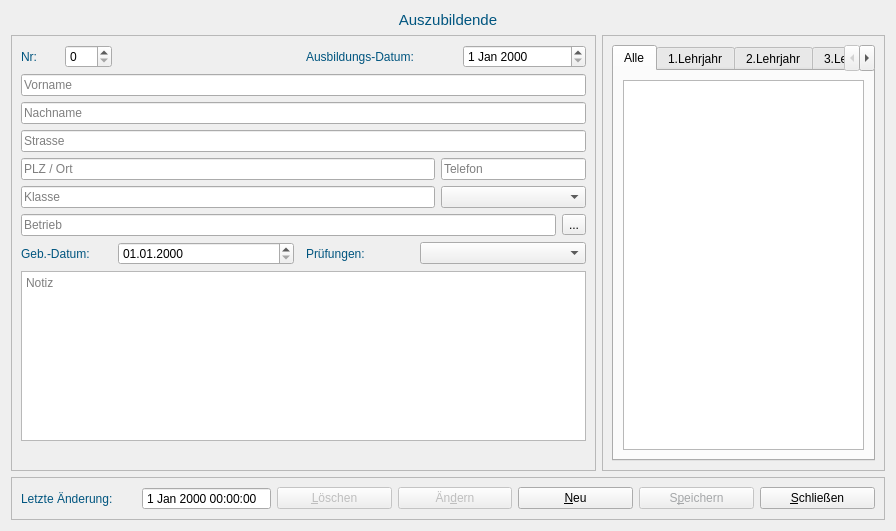
fasa1964/fshkap, file formlehrling.ui: the form before one commit.
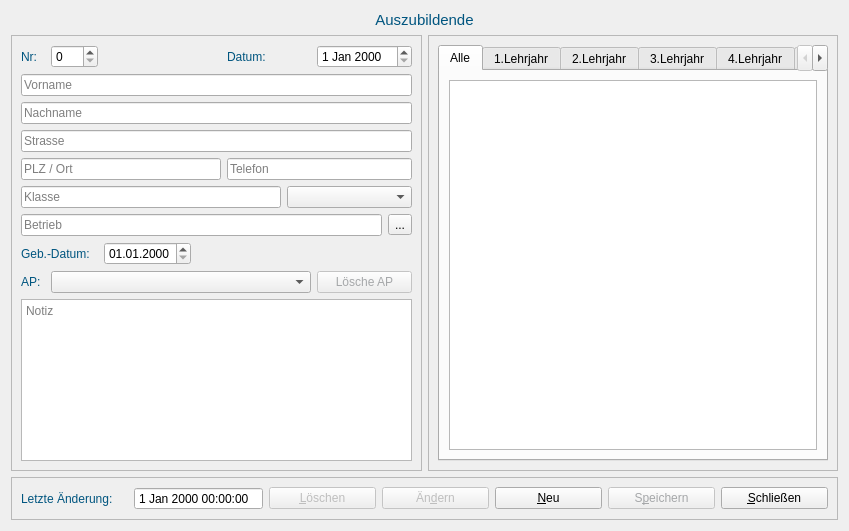
The form after the commit.

Commit message: Add deleteSkillButton in FormLehrling to delete skills from ClassLehrling

```diff
--- a/formlehrling.ui
+++ b/formlehrling.ui
@@ -6,7 +6,7 @@
    <rect>
     <x>0</x>
     <y>0</y>
-    <width>896</width>
+    <width>849</width>
     <height>531</height>
    </rect>
   </property>
@@ -68,6 +68,18 @@
    </item>
    <item row="1" column="0">
     <widget class="QFrame" name="frame">
+     <property name="sizePolicy">
+      <sizepolicy hsizetype="Expanding" vsizetype="Preferred">
+       <horstretch>0</horstretch>
+       <verstretch>0</verstretch>
+      </sizepolicy>
+     </property>
+     <property name="maximumSize">
+      <size>
+       <width>450</width>
+       <height>16777215</height>
+      </size>
+     </property>
      <property name="frameShape">
       <enum>QFrame::StyledPanel</enum>
      </property>
@@ -75,307 +87,24 @@
       <enum>QFrame::Raised</enum>
      </property>
      <layout class="QGridLayout" name="gridLayout_8">
-      <item row="9" column="3">
-       <spacer name="horizontalSpacer_8">
-        <property name="orientation">
-         <enum>Qt::Horizontal</enum>
-        </property>
-        <property name="sizeHint" stdset="0">
-         <size>
-          <width>40</width>
-          <height>20</height>
-         </size>
-        </property>
-       </spacer>
-      </item>
-      <item row="9" column="4">
-       <spacer name="horizontalSpacer_2">
-        <property name="orientation">
-         <enum>Qt::Horizontal</enum>
-        </property>
-        <property name="sizeHint" stdset="0">
-         <size>
-          <width>101</width>
-          <height>20</height>
-         </size>
-        </property>
-       </spacer>
-      </item>
-      <item row="9" column="6">
-       <spacer name="horizontalSpacer_3">
-        <property name="orientation">
-         <enum>Qt::Horizontal</enum>
-        </property>
-        <property name="sizeHint" stdset="0">
-         <size>
-          <width>110</width>
-          <height>20</height>
-         </size>
-        </property>
-       </spacer>
-      </item>
-      <item row="6" column="11">
-       <widget class="QToolButton" name="betriebButton">
-        <property name="text">
-         <string>...</string>
-        </property>
-       </widget>
-      </item>
-      <item row="9" column="1" colspan="2">
-       <spacer name="horizontalSpacer">
-        <property name="orientation">
-         <enum>Qt::Horizontal</enum>
-        </property>
-        <property name="sizeHint" stdset="0">
-         <size>
-          <width>81</width>
-          <height>20</height>
-         </size>
-        </property>
-       </spacer>
-      </item>
-      <item row="5" column="8" colspan="4">
-       <widget class="QComboBox" name="klasseBox"/>
-      </item>
-      <item row="4" column="8" colspan="4">
-       <widget class="QLineEdit" name="telefonEdit">
-        <property name="placeholderText">
-         <string>Telefon</string>
-        </property>
-       </widget>
-      </item>
-      <item row="0" column="9" colspan="3">
-       <widget class="QDateEdit" name="ausbildungsDateEdit"/>
-      </item>
-      <item row="0" column="6" colspan="3">
-       <widget class="QLabel" name="label_4">
-        <property name="palette">
-         <palette>
-          <active>
-           <colorrole role="WindowText">
-            <brush brushstyle="SolidPattern">
-             <color alpha="255">
-              <red>0</red>
-              <green>85</green>
-              <blue>127</blue>
-             </color>
-            </brush>
-           </colorrole>
-          </active>
-          <inactive>
-           <colorrole role="WindowText">
-            <brush brushstyle="SolidPattern">
-             <color alpha="255">
-              <red>0</red>
-              <green>85</green>
-              <blue>127</blue>
-             </color>
-            </brush>
-           </colorrole>
-          </inactive>
-          <disabled>
-           <colorrole role="WindowText">
-            <brush brushstyle="SolidPattern">
-             <color alpha="255">
-              <red>165</red>
-              <green>167</green>
-              <blue>169</blue>
-             </color>
-            </brush>
-           </colorrole>
-          </disabled>
-         </palette>
-        </property>
-        <property name="text">
-         <string>Ausbildungs-Datum:</string>
-        </property>
-       </widget>
-      </item>
-      <item row="9" column="10" colspan="2">
-       <spacer name="horizontalSpacer_6">
-        <property name="orientation">
-         <enum>Qt::Horizontal</enum>
-        </property>
-        <property name="sizeHint" stdset="0">
-         <size>
-          <width>40</width>
-          <height>20</height>
-         </size>
-        </property>
-       </spacer>
-      </item>
-      <item row="9" column="7" colspan="2">
-       <spacer name="horizontalSpacer_4">
-        <property name="orientation">
-         <enum>Qt::Horizontal</enum>
-        </property>
-        <property name="sizeHint" stdset="0">
-         <size>
-          <width>40</width>
-          <height>20</height>
-         </size>
-        </property>
-       </spacer>
-      </item>
-      <item row="9" column="9">
-       <spacer name="horizontalSpacer_5">
-        <property name="orientation">
-         <enum>Qt::Horizontal</enum>
-        </property>
-        <property name="sizeHint" stdset="0">
-         <size>
-          <width>81</width>
-          <height>20</height>
-         </size>
-        </property>
-       </spacer>
-      </item>
-      <item row="7" column="6">
-       <widget class="QLabel" name="label_6">
-        <property name="palette">
-         <palette>
-          <active>
-           <colorrole role="WindowText">
-            <brush brushstyle="SolidPattern">
-             <color alpha="255">
-              <red>0</red>
-              <green>85</green>
-              <blue>127</blue>
-             </color>
-            </brush>
-           </colorrole>
-          </active>
-          <inactive>
-           <colorrole role="WindowText">
-            <brush brushstyle="SolidPattern">
-             <color alpha="255">
-              <red>0</red>
-              <green>85</green>
-              <blue>127</blue>
-             </color>
-            </brush>
-           </colorrole>
-          </inactive>
-          <disabled>
-           <colorrole role="WindowText">
-            <brush brushstyle="SolidPattern">
-             <color alpha="255">
-              <red>165</red>
-              <green>167</green>
-              <blue>169</blue>
-             </color>
-            </brush>
-           </colorrole>
-          </disabled>
-         </palette>
-        </property>
-        <property name="text">
-         <string>Prüfungen:</string>
-        </property>
-       </widget>
-      </item>
-      <item row="7" column="7" colspan="5">
-       <widget class="QComboBox" name="exameBox"/>
-      </item>
-      <item row="9" column="0">
-       <spacer name="horizontalSpacer_9">
-        <property name="orientation">
-         <enum>Qt::Horizontal</enum>
-        </property>
-        <property name="sizeHint" stdset="0">
-         <size>
-          <width>40</width>
-          <height>20</height>
-         </size>
-        </property>
-       </spacer>
-      </item>
-      <item row="0" column="0">
-       <widget class="QLabel" name="label_3">
-        <property name="palette">
-         <palette>
-          <active>
-           <colorrole role="WindowText">
-            <brush brushstyle="SolidPattern">
-             <color alpha="255">
-              <red>0</red>
-              <green>85</green>
-              <blue>127</blue>
-             </color>
-            </brush>
-           </colorrole>
-          </active>
-          <inactive>
-           <colorrole role="WindowText">
-            <brush brushstyle="SolidPattern">
-             <color alpha="255">
-              <red>0</red>
-              <green>85</green>
-              <blue>127</blue>
-             </color>
-            </brush>
-           </colorrole>
-          </inactive>
-          <disabled>
-           <colorrole role="WindowText">
-            <brush brushstyle="SolidPattern">
-             <color alpha="255">
-              <red>165</red>
-              <green>167</green>
-              <blue>169</blue>
-             </color>
-            </brush>
-           </colorrole>
-          </disabled>
-         </palette>
-        </property>
-        <property name="text">
-         <string>Nr:</string>
-        </property>
-       </widget>
-      </item>
-      <item row="1" column="0" colspan="12">
+      <item row="1" column="0" colspan="11">
        <widget class="QLineEdit" name="vornameEdit">
         <property name="placeholderText">
          <string>Vorname</string>
         </property>
        </widget>
       </item>
-      <item row="2" column="0" colspan="12">
+      <item row="2" column="0" colspan="11">
        <widget class="QLineEdit" name="nachnameEdit">
         <property name="placeholderText">
          <string>Nachname</string>
         </property>
-       </widget>
-      </item>
-      <item row="3" column="0" colspan="12">
-       <widget class="QLineEdit" name="strasseEdit">
-        <property name="text">
-         <string/>
-        </property>
         <property name="placeholderText">
-         <string>Strasse</string>
+         <string>Nachname</string>
         </property>
        </widget>
       </item>
-      <item row="4" column="0" colspan="8">
-       <widget class="QLineEdit" name="ortEdit">
-        <property name="placeholderText">
-         <string>PLZ / Ort</string>
-        </property>
-       </widget>
-      </item>
-      <item row="5" column="0" colspan="8">
-       <widget class="QLineEdit" name="klasseEdit">
-        <property name="readOnly">
-         <bool>true</bool>
-        </property>
-        <property name="placeholderText">
-         <string>Klasse</string>
-        </property>
-       </widget>
-      </item>
-      <item row="6" column="0" colspan="11">
+      <item row="6" column="0" colspan="10">
        <widget class="QLineEdit" name="betriebEdit">
         <property name="readOnly">
          <bool>true</bool>
@@ -385,47 +114,10 @@
         </property>
        </widget>
       </item>
-      <item row="7" column="0" colspan="2">
-       <widget class="QLabel" name="label_5">
-        <property name="palette">
-         <palette>
-          <active>
-           <colorrole role="WindowText">
-            <brush brushstyle="SolidPattern">
-             <color alpha="255">
-              <red>0</red>
-              <green>85</green>
-              <blue>127</blue>
-             </color>
-            </brush>
-           </colorrole>
-          </active>
-          <inactive>
-           <colorrole role="WindowText">
-            <brush brushstyle="SolidPattern">
-             <color alpha="255">
-              <red>0</red>
-              <green>85</green>
-              <blue>127</blue>
-             </color>
-            </brush>
-           </colorrole>
-          </inactive>
-          <disabled>
-           <colorrole role="WindowText">
-            <brush brushstyle="SolidPattern">
-             <color alpha="255">
-              <red>165</red>
-              <green>167</green>
-              <blue>169</blue>
-             </color>
-            </brush>
-           </colorrole>
-          </disabled>
-         </palette>
-        </property>
+      <item row="6" column="10">
+       <widget class="QToolButton" name="betriebButton">
         <property name="text">
-         <string>Geb.-Datum:</string>
+         <string>...</string>
         </property>
        </widget>
       </item>
@@ -436,21 +128,182 @@
         </property>
        </widget>
       </item>
-      <item row="8" column="0" colspan="12">
-       <widget class="QTextEdit" name="notizEdit">
+      <item row="3" column="0" colspan="11">
+       <widget class="QLineEdit" name="strasseEdit">
+        <property name="toolTip">
+         <string>Straße</string>
+        </property>
+        <property name="text">
+         <string/>
+        </property>
         <property name="placeholderText">
-         <string>Notiz</string>
+         <string>Strasse</string>
         </property>
        </widget>
       </item>
-      <item row="7" column="2" colspan="3">
+      <item row="0" column="8" colspan="3">
+       <widget class="QDateEdit" name="ausbildungsDateEdit">
+        <property name="toolTip">
+         <string>Start der Ausbildung </string>
+        </property>
+       </widget>
+      </item>
+      <item row="0" column="5" colspan="3">
+       <widget class="QLabel" name="label_4">
+        <property name="palette">
+         <palette>
+          <active>
+           <colorrole role="WindowText">
+            <brush brushstyle="SolidPattern">
+             <color alpha="255">
+              <red>0</red>
+              <green>85</green>
+              <blue>127</blue>
+             </color>
+            </brush>
+           </colorrole>
+          </active>
+          <inactive>
+           <colorrole role="WindowText">
+            <brush brushstyle="SolidPattern">
+             <color alpha="255">
+              <red>0</red>
+              <green>85</green>
+              <blue>127</blue>
+             </color>
+            </brush>
+           </colorrole>
+          </inactive>
+          <disabled>
+           <colorrole role="WindowText">
+            <brush brushstyle="SolidPattern">
+             <color alpha="255">
+              <red>165</red>
+              <green>167</green>
+              <blue>169</blue>
+             </color>
+            </brush>
+           </colorrole>
+          </disabled>
+         </palette>
+        </property>
+        <property name="text">
+         <string>Datum:</string>
+        </property>
+       </widget>
+      </item>
+      <item row="7" column="0" colspan="2">
+       <widget class="QLabel" name="label_5">
+        <property name="palette">
+         <palette>
+          <active>
+           <colorrole role="WindowText">
+            <brush brushstyle="SolidPattern">
+             <color alpha="255">
+              <red>0</red>
+              <green>85</green>
+              <blue>127</blue>
+             </color>
+            </brush>
+           </colorrole>
+          </active>
+          <inactive>
+           <colorrole role="WindowText">
+            <brush brushstyle="SolidPattern">
+             <color alpha="255">
+              <red>0</red>
+              <green>85</green>
+              <blue>127</blue>
+             </color>
+            </brush>
+           </colorrole>
+          </inactive>
+          <disabled>
+           <colorrole role="WindowText">
+            <brush brushstyle="SolidPattern">
+             <color alpha="255">
+              <red>165</red>
+              <green>167</green>
+              <blue>169</blue>
+             </color>
+            </brush>
+           </colorrole>
+          </disabled>
+         </palette>
+        </property>
+        <property name="text">
+         <string>Geb.-Datum:</string>
+        </property>
+       </widget>
+      </item>
+      <item row="5" column="0" colspan="7">
+       <widget class="QLineEdit" name="klasseEdit">
+        <property name="toolTip">
+         <string>Klasse (optional)</string>
+        </property>
+        <property name="readOnly">
+         <bool>true</bool>
+        </property>
+        <property name="placeholderText">
+         <string>Klasse</string>
+        </property>
+       </widget>
+      </item>
+      <item row="5" column="7" colspan="4">
+       <widget class="QComboBox" name="klasseBox"/>
+      </item>
+      <item row="0" column="0">
+       <widget class="QLabel" name="label_3">
+        <property name="palette">
+         <palette>
+          <active>
+           <colorrole role="WindowText">
+            <brush brushstyle="SolidPattern">
+             <color alpha="255">
+              <red>0</red>
+              <green>85</green>
+              <blue>127</blue>
+             </color>
+            </brush>
+           </colorrole>
+          </active>
+          <inactive>
+           <colorrole role="WindowText">
+            <brush brushstyle="SolidPattern">
+             <color alpha="255">
+              <red>0</red>
+              <green>85</green>
+              <blue>127</blue>
+             </color>
+            </brush>
+           </colorrole>
+          </inactive>
+          <disabled>
+           <colorrole role="WindowText">
+            <brush brushstyle="SolidPattern">
+             <color alpha="255">
+              <red>165</red>
+              <green>167</green>
+              <blue>169</blue>
+             </color>
+            </brush>
+           </colorrole>
+          </disabled>
+         </palette>
+        </property>
+        <property name="text">
+         <string>Nr:</string>
+        </property>
+       </widget>
+      </item>
+      <item row="7" column="2" colspan="2">
        <widget class="QDateEdit" name="gebDateEdit">
         <property name="displayFormat">
          <string>dd.MM.yyyy</string>
         </property>
        </widget>
       </item>
-      <item row="0" column="2" colspan="4">
+      <item row="0" column="2" colspan="3">
        <spacer name="horizontalSpacer_7">
         <property name="orientation">
          <enum>Qt::Horizontal</enum>
@@ -463,11 +316,148 @@
         </property>
        </spacer>
       </item>
+      <item row="9" column="0" colspan="11">
+       <widget class="QTextEdit" name="notizEdit">
+        <property name="toolTip">
+         <string>Notizen über dem Auszubildenden</string>
+        </property>
+        <property name="placeholderText">
+         <string>Notiz</string>
+        </property>
+       </widget>
+      </item>
+      <item row="4" column="0" colspan="5">
+       <widget class="QLineEdit" name="ortEdit">
+        <property name="toolTip">
+         <string>Postleitzahl, Ort</string>
+        </property>
+        <property name="placeholderText">
+         <string>PLZ / Ort</string>
+        </property>
+       </widget>
+      </item>
+      <item row="4" column="5" colspan="6">
+       <widget class="QLineEdit" name="telefonEdit">
+        <property name="toolTip">
+         <string>Telefonnummer</string>
+        </property>
+        <property name="placeholderText">
+         <string>Telefon</string>
+        </property>
+       </widget>
+      </item>
+      <item row="8" column="0">
+       <widget class="QLabel" name="label_6">
+        <property name="palette">
+         <palette>
+          <active>
+           <colorrole role="WindowText">
+            <brush brushstyle="SolidPattern">
+             <color alpha="255">
+              <red>0</red>
+              <green>85</green>
+              <blue>127</blue>
+             </color>
+            </brush>
+           </colorrole>
+          </active>
+          <inactive>
+           <colorrole role="WindowText">
+            <brush brushstyle="SolidPattern">
+             <color alpha="255">
+              <red>0</red>
+              <green>85</green>
+              <blue>127</blue>
+             </color>
+            </brush>
+           </colorrole>
+          </inactive>
+          <disabled>
+           <colorrole role="WindowText">
+            <brush brushstyle="SolidPattern">
+             <color alpha="255">
+              <red>165</red>
+              <green>167</green>
+              <blue>169</blue>
+             </color>
+            </brush>
+           </colorrole>
+          </disabled>
+         </palette>
+        </property>
+        <property name="text">
+         <string>AP:</string>
+        </property>
+       </widget>
+      </item>
+      <item row="8" column="1" colspan="7">
+       <widget class="QComboBox" name="exameBox">
+        <property name="toolTip">
+         <string>Prüfungen die dem Auszubildenden zugeordnet wurde.</string>
+        </property>
+       </widget>
+      </item>
+      <item row="8" column="8" colspan="3">
+       <widget class="QPushButton" name="deleteSkillButton">
+        <property name="enabled">
+         <bool>false</bool>
+        </property>
+        <property name="palette">
+         <palette>
+          <active>
+           <colorrole role="ButtonText">
+            <brush brushstyle="SolidPattern">
+             <color alpha="255">
+              <red>0</red>
+              <green>85</green>
+              <blue>255</blue>
+             </color>
+            </brush>
+           </colorrole>
+          </active>
+          <inactive>
+           <colorrole role="ButtonText">
+            <brush brushstyle="SolidPattern">
+             <color alpha="255">
+              <red>0</red>
+              <green>85</green>
+              <blue>255</blue>
+             </color>
+            </brush>
+           </colorrole>
+          </inactive>
+          <disabled>
+           <colorrole role="ButtonText">
+            <brush brushstyle="SolidPattern">
+             <color alpha="255">
+              <red>165</red>
+              <green>167</green>
+              <blue>169</blue>
+             </color>
+            </brush>
+           </colorrole>
+          </disabled>
+         </palette>
+        </property>
+        <property name="toolTip">
+         <string>Löscht selektierte Prüfungen</string>
+        </property>
+        <property name="text">
+         <string>Lösche AP</string>
+        </property>
+       </widget>
+      </item>
      </layout>
     </widget>
    </item>
    <item row="1" column="1">
     <widget class="QFrame" name="frame_2">
+     <property name="sizePolicy">
+      <sizepolicy hsizetype="Expanding" vsizetype="Preferred">
+       <horstretch>0</horstretch>
+       <verstretch>0</verstretch>
+      </sizepolicy>
+     </property>
      <property name="frameShape">
       <enum>QFrame::StyledPanel</enum>
      </property>
```
Left out of the diff: 30 changed lines with no effect on the pictures. The commit also changes 24 other files.
